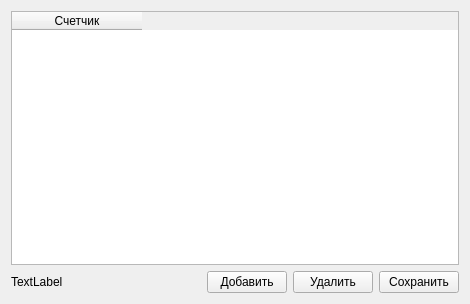
Old version of the form mainwindow.ui in the repository iMorlin/Thread.
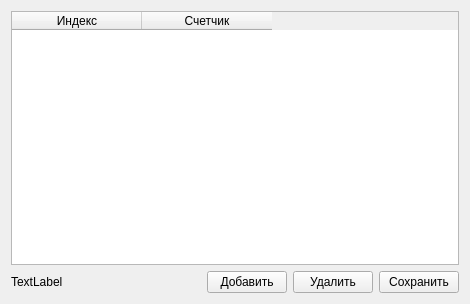
New version of the form.

Diff of the .ui file:
```diff
--- a/mainwindow.ui
+++ b/mainwindow.ui
@@ -81,14 +81,19 @@
        <number>0</number>
       </property>
       <property name="columnCount">
-       <number>1</number>
+       <number>2</number>
       </property>
       <attribute name="horizontalHeaderDefaultSectionSize">
        <number>130</number>
       </attribute>
       <column>
        <property name="text">
-        <string>Счетчик</string>
+        <string notr="true" comment="Индекс" extracomment="Индекс">Индекс</string>
+       </property>
+      </column>
+      <column>
+       <property name="text">
+        <string comment="Счетчик" extracomment="Счетчик">Счетчик</string>
        </property>
       </column>
      </widget>
```
